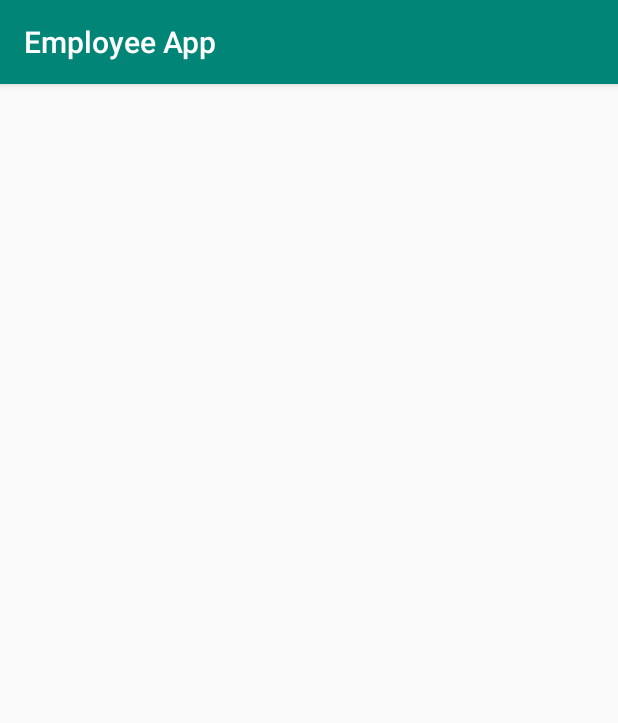
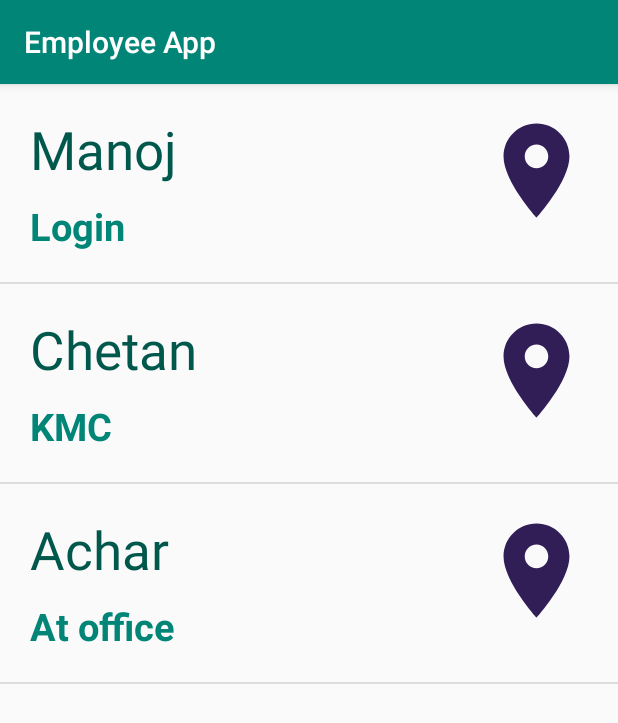
Before and after one commit to glen33lobo/EmployeeApp, an Android app: the EmpActivities screen opened directly, with no data from a screen before it, on a phone screen of 412 x 824 dp. Shown: the top 723 px of the screen. Run offline under Robolectric (Android 15) with nearby library versions, the phone set to English and light mode, and no system bars; network calls fail.

Commit message:
New list view

```diff
--- a/app/src/main/java/com/example/android/employeeapp/All_Employers.java
+++ b/app/src/main/java/com/example/android/employeeapp/All_Employers.java
@@ -1,5 +1,6 @@
 package com.example.android.employeeapp;
 
+import android.content.Intent;
 import android.os.Bundle;
 import android.view.LayoutInflater;
 import android.view.View;
@@ -51,8 +52,6 @@ public class All_Employers extends AppCompatActivity {
     }
 
 
-
-
     public void performretrieval()
     {
         String url="http://www.thantrajna.com/sjec_task/Employee_details/Retrive_all_emp.php";
@@ -94,7 +93,7 @@ public class All_Employers extends AppCompatActivity {
 //                Intent i=new Intent(All.this,Sub_Domain_list.class);
 //                i.putExtra("Position",pos);
 //                startActivity(i);
-                        Toast.makeText(All_Employers.this, "Selected", Toast.LENGTH_SHORT).show();
+                        startActivity(new Intent(All_Employers.this,EmpActivities.class));
                     }
                 });
 
--- a/app/src/main/java/com/example/android/employeeapp/EmpActivities.java
+++ b/app/src/main/java/com/example/android/employeeapp/EmpActivities.java
@@ -1,14 +1,69 @@
 package com.example.android.employeeapp;
 
+import androidx.annotation.NonNull;
+import androidx.annotation.Nullable;
 import androidx.appcompat.app.AppCompatActivity;
 
+import android.content.Context;
 import android.os.Bundle;
+import android.view.LayoutInflater;
+import android.view.View;
+import android.view.ViewGroup;
+import android.widget.AdapterView;
+import android.widget.ArrayAdapter;
+import android.widget.ListView;
+import android.widget.TextView;
+import android.widget.Toast;
 
 public class EmpActivities extends AppCompatActivity {
 
+    ListView listView;
+    String names[]={"Manoj","Chetan","Achar"};
+    String descp[]={"Login","KMC","At office"};
     @Override
     protected void onCreate(Bundle savedInstanceState) {
         super.onCreate(savedInstanceState);
         setContentView(R.layout.activity_emp_activities);
+
+        listView=findViewById(R.id.activity_list);
+
+        emp_descpAdaptor adaptor=new emp_descpAdaptor(this,names,descp);
+        listView.setAdapter(adaptor);
+
+        listView.setOnItemClickListener(new AdapterView.OnItemClickListener() {
+            @Override
+            public void onItemClick(AdapterView<?> parent, View view, int position, long id) {
+                Toast.makeText(EmpActivities.this, "Clicked", Toast.LENGTH_SHORT).show();
+            }
+        });
+    }
+
+    class emp_descpAdaptor extends ArrayAdapter<String>{
+
+        Context context;
+        String name[];
+        String descp[];
+
+        emp_descpAdaptor (Context c, String name[],String descp[]){
+            super(c, R.layout.list_details,R.id.emp_name,name);
+            this.context=c;
+            this.name=name;
+            this.descp=descp;
+
+        }
+
+        @NonNull
+        @Override
+        public View getView(int position, @Nullable View convertView, @NonNull ViewGroup parent) {
+            LayoutInflater layoutInflater=(LayoutInflater)getApplicationContext().getSystemService(Context.LAYOUT_INFLATER_SERVICE);
+            View row=layoutInflater.inflate(R.layout.list_details,parent,false);
+            TextView title=row.findViewById(R.id.emp_name);
+            TextView desc=row.findViewById(R.id.emp_descp);
+
+            title.setText(names[position]);
+            desc.setText(descp[position]);
+
+            return row;
+        }
     }
 }
--- /dev/null
+++ b/app/src/main/res/drawable/ic_place_black_24dp.xml
@@ -0,0 +1,5 @@
+<vector android:height="24dp" android:tint="#311E57"
+    android:viewportHeight="24.0" android:viewportWidth="24.0"
+    android:width="24dp" xmlns:android="http://schemas.android.com/apk/res/android">
+    <path android:fillColor="#FF000000" android:pathData="M12,2C8.13,2 5,5.13 5,9c0,5.25 7,13 7,13s7,-7.75 7,-13c0,-3.87 -3.13,-7 -7,-7zM12,11.5c-1.38,0 -2.5,-1.12 -2.5,-2.5s1.12,-2.5 2.5,-2.5 2.5,1.12 2.5,2.5 -1.12,2.5 -2.5,2.5z"/>
+</vector>
--- a/app/src/main/res/layout/activity_emp_activities.xml
+++ b/app/src/main/res/layout/activity_emp_activities.xml
@@ -1,9 +1,14 @@
 <?xml version="1.0" encoding="utf-8"?>
-<androidx.constraintlayout.widget.ConstraintLayout xmlns:android="http://schemas.android.com/apk/res/android"
+<LinearLayout xmlns:android="http://schemas.android.com/apk/res/android"
     xmlns:app="http://schemas.android.com/apk/res-auto"
     xmlns:tools="http://schemas.android.com/tools"
     android:layout_width="match_parent"
     android:layout_height="match_parent"
+    android:orientation="vertical"
     tools:context=".EmpActivities">
 
-</androidx.constraintlayout.widget.ConstraintLayout>
+    <ListView
+        android:layout_width="match_parent"
+        android:layout_height="match_parent"
+        android:id="@+id/activity_list"></ListView>
+</LinearLayout>
--- /dev/null
+++ b/app/src/main/res/layout/list_details.xml
@@ -0,0 +1,46 @@
+<?xml version="1.0" encoding="utf-8"?>
+<LinearLayout xmlns:android="http://schemas.android.com/apk/res/android"
+    android:orientation="vertical" android:layout_width="match_parent"
+    android:layout_height="wrap_content"
+    android:padding="20dp">
+
+    <LinearLayout
+        android:layout_width="match_parent"
+        android:layout_height="wrap_content"
+        android:orientation="horizontal">
+
+        <LinearLayout
+            android:layout_width="300dp"
+            android:layout_height="wrap_content"
+            android:orientation="vertical">
+
+            <TextView
+                android:layout_width="match_parent"
+                android:layout_height="wrap_content"
+                android:text="Employee name"
+                android:textColor="@color/colorPrimaryDark"
+                android:textSize="35sp"
+                android:id="@+id/emp_name"/>
+
+            <TextView
+                android:layout_width="match_parent"
+                android:layout_height="wrap_content"
+                android:text="status"
+                android:textStyle="bold"
+                android:textSize="25sp"
+                android:layout_marginTop="10dp"
+                android:id="@+id/emp_descp"
+                android:textColor="@color/colorPrimary"/>
+        </LinearLayout>
+
+        <ImageView
+            android:layout_width="75dp"
+            android:layout_height="75dp"
+            android:src="@drawable/ic_place_black_24dp"
+            android:id="@+id/mappoint"/>
+
+
+    </LinearLayout>
+
+
+</LinearLayout>
```
